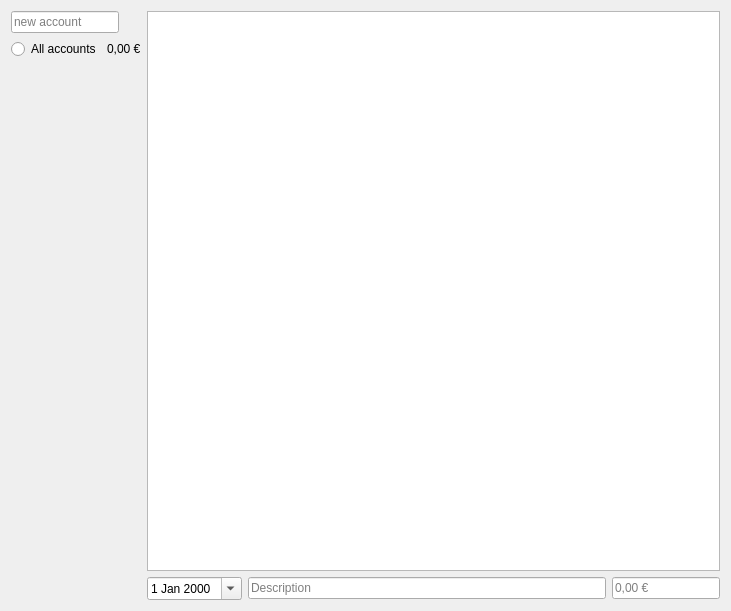
Old version of the form src/mainwindow.ui in the repository SomethingElese18878/myMoneyJournal.
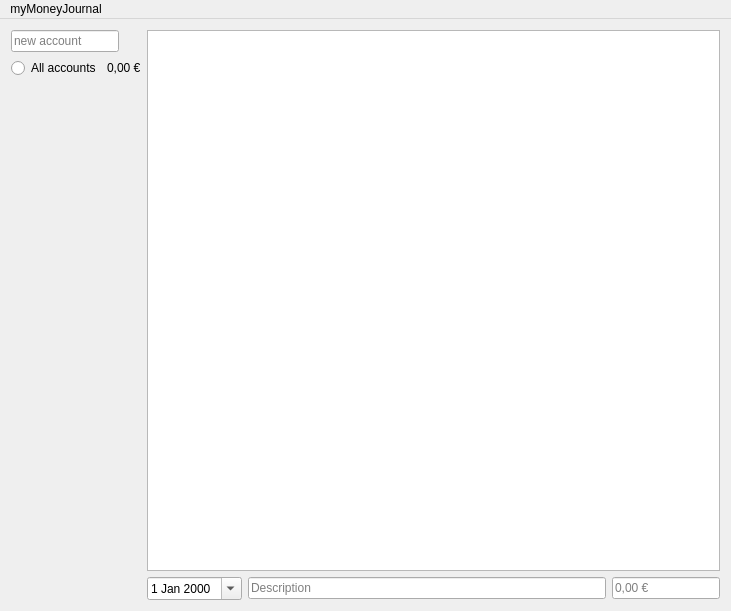
New version of the form.

```diff
--- a/src/mainwindow.ui
+++ b/src/mainwindow.ui
@@ -129,6 +129,12 @@
      <height>25</height>
     </rect>
    </property>
+   <widget class="QMenu" name="menuMyMoneyJournal">
+    <property name="title">
+     <string>myMoneyJournal</string>
+    </property>
+   </widget>
+   <addaction name="menuMyMoneyJournal"/>
   </widget>
  </widget>
  <layoutdefault spacing="6" margin="11"/>
```
Left out of the diff: 2 changed lines with no effect on the pictures.
